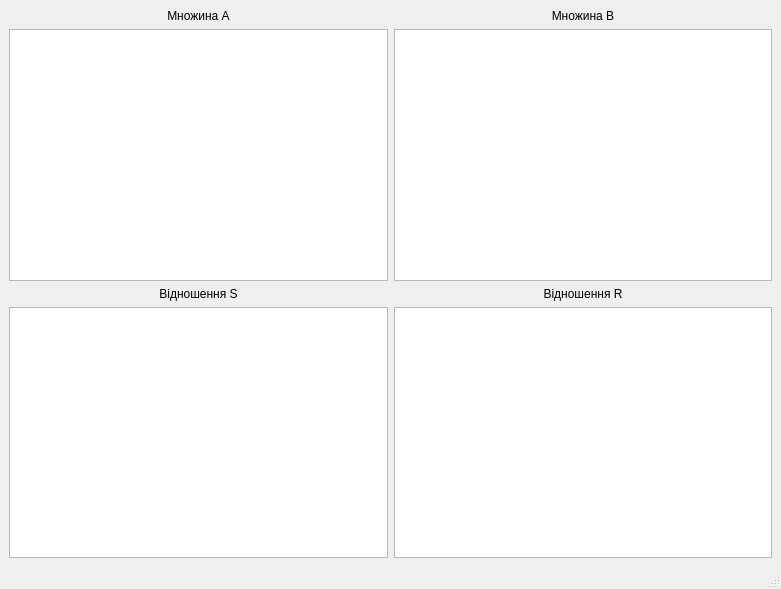
Old version of the form ThirdWindowForm.ui in the repository s3rbug/DiscreteMathLab2.
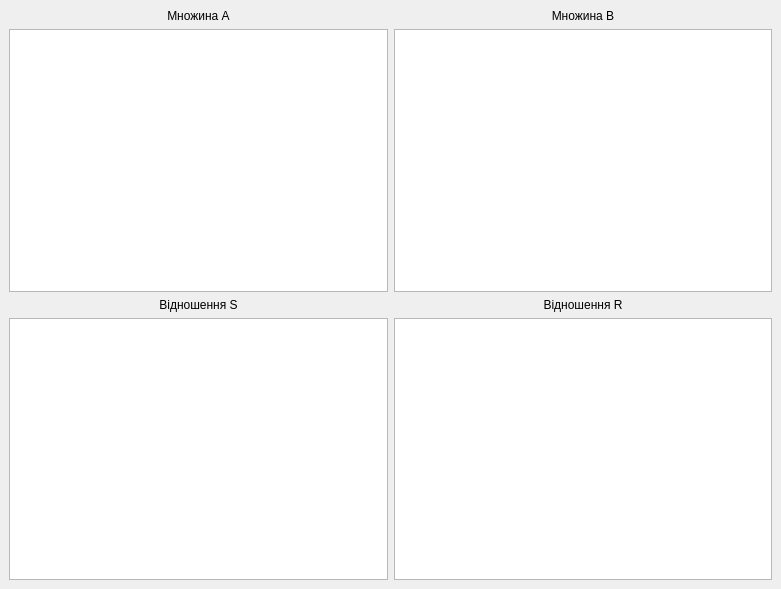
New version of the form.

```diff
--- a/ThirdWindowForm.ui
+++ b/ThirdWindowForm.ui
@@ -30,7 +30,13 @@
          </widget>
         </item>
         <item>
-         <widget class="QListWidget" name="listWidget_2"/>
+         <widget class="QListWidget" name="list_b">
+          <property name="font">
+           <font>
+            <pointsize>12</pointsize>
+           </font>
+          </property>
+         </widget>
         </item>
        </layout>
       </item>
@@ -47,7 +53,13 @@
          </widget>
         </item>
         <item>
-         <widget class="QListWidget" name="listWidget"/>
+         <widget class="QListWidget" name="list_a">
+          <property name="font">
+           <font>
+            <pointsize>12</pointsize>
+           </font>
+          </property>
+         </widget>
         </item>
        </layout>
       </item>
@@ -64,7 +76,49 @@
          </widget>
         </item>
         <item>
-         <widget class="QTableWidget" name="tableWidget"/>
+         <widget class="QTableWidget" name="table_s">
+          <property name="font">
+           <font>
+            <pointsize>-1</pointsize>
+           </font>
+          </property>
+          <property name="styleSheet">
+           <string notr="true">font-size: 12px;</string>
+          </property>
+          <property name="sizeAdjustPolicy">
+           <enum>QAbstractScrollArea::AdjustToContents</enum>
+          </property>
+          <property name="selectionMode">
+           <enum>QAbstractItemView::NoSelection</enum>
+          </property>
+          <property name="rowCount">
+           <number>0</number>
+          </property>
+          <property name="columnCount">
+           <number>0</number>
+          </property>
+          <attribute name="horizontalHeaderCascadingSectionResizes">
+           <bool>true</bool>
+          </attribute>
+          <attribute name="horizontalHeaderDefaultSectionSize">
+           <number>130</number>
+          </attribute>
+          <attribute name="horizontalHeaderShowSortIndicator" stdset="0">
+           <bool>false</bool>
+          </attribute>
+          <attribute name="horizontalHeaderStretchLastSection">
+           <bool>false</bool>
+          </attribute>
+          <attribute name="verticalHeaderCascadingSectionResizes">
+           <bool>true</bool>
+          </attribute>
+          <attribute name="verticalHeaderDefaultSectionSize">
+           <number>30</number>
+          </attribute>
+          <attribute name="verticalHeaderStretchLastSection">
+           <bool>false</bool>
+          </attribute>
+         </widget>
         </item>
        </layout>
       </item>
@@ -81,7 +135,34 @@
          </widget>
         </item>
         <item>
-         <widget class="QTableWidget" name="tableWidget_2"/>
+         <widget class="QTableWidget" name="table_r">
+          <property name="font">
+           <font>
+            <pointsize>-1</pointsize>
+           </font>
+          </property>
+          <property name="styleSheet">
+           <string notr="true">font-size: 12px</string>
+          </property>
+          <property name="sizeAdjustPolicy">
+           <enum>QAbstractScrollArea::AdjustToContents</enum>
+          </property>
+          <property name="selectionMode">
+           <enum>QAbstractItemView::NoSelection</enum>
+          </property>
+          <attribute name="horizontalHeaderCascadingSectionResizes">
+           <bool>true</bool>
+          </attribute>
+          <attribute name="horizontalHeaderDefaultSectionSize">
+           <number>130</number>
+          </attribute>
+          <attribute name="verticalHeaderCascadingSectionResizes">
+           <bool>true</bool>
+          </attribute>
+          <attribute name="verticalHeaderDefaultSectionSize">
+           <number>30</number>
+          </attribute>
+         </widget>
         </item>
        </layout>
       </item>
@@ -89,7 +170,6 @@
     </item>
    </layout>
   </widget>
-  <widget class="QStatusBar" name="statusbar"/>
   <action name="information">
    <property name="text">
     <string>Про студента</string>
```
